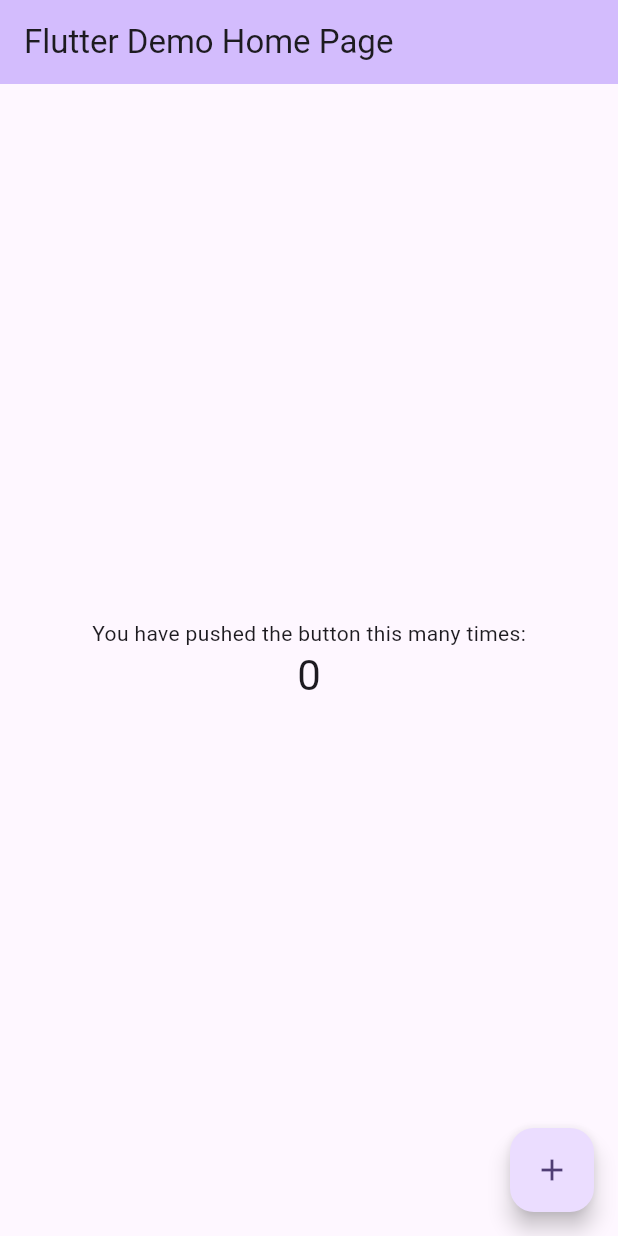
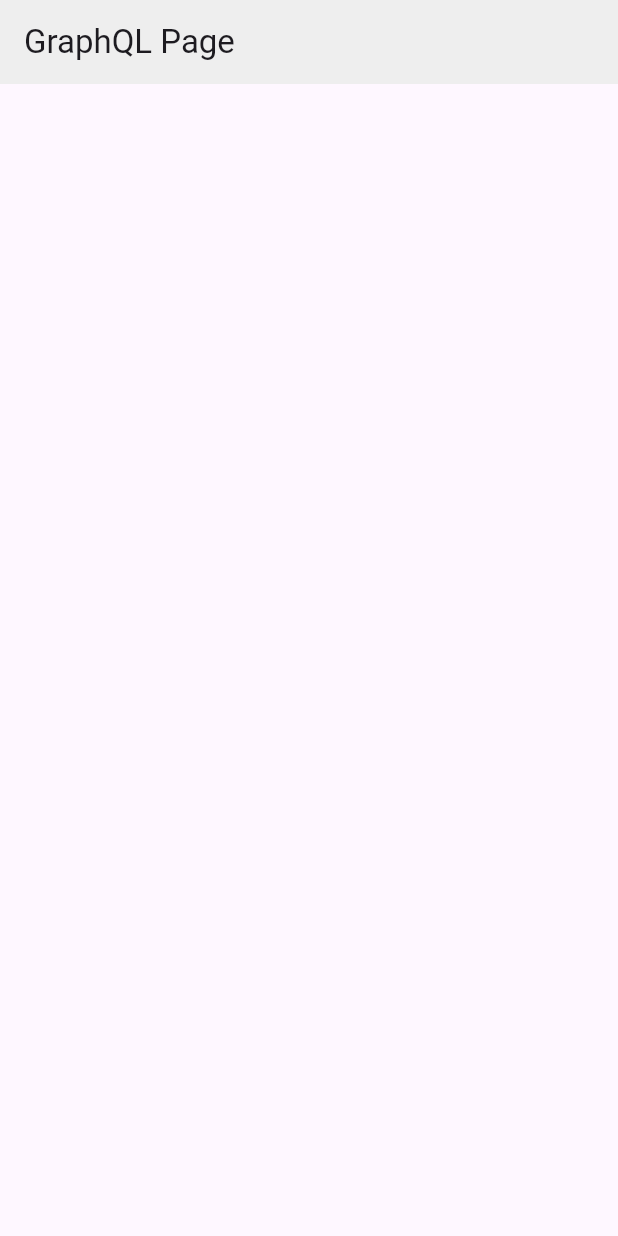
Before and after one commit to mshalaby0001/api_example, a Flutter app: the screen it shows after launch, on a phone screen of 412 x 824 dp. Run offline on Flutter 3.47's test engine with Material 3 defaults, Android fonts, the phone set to English and light mode, and no system bars.

Commit message:
Update main.dart

```diff
--- a/lib/main.dart
+++ b/lib/main.dart
@@ -1,125 +1,123 @@
+import 'dart:io';
+
 import 'package:flutter/material.dart';
+import 'package:web_socket_channel/io.dart';
+import 'package:web_socket_channel/web_socket_channel.dart';
+
+/*
+### Steps to Implement WebSocket in Flutter:
+1. **Import Required Packages**
+   - `dart:io` for WebSocket support.
+   - `package:web_socket_channel/io.dart` and `package:web_socket_channel/web_socket_channel.dart` for WebSocket communication.
+
+2. **Initialize WebSocket Connection**
+   - Use `WebSocketChannel.connect(Uri.parse('wss://ws.postman-echo.com/raw'))` to establish a WebSocket connection.
+
+3. **Create a UI with a Stream Listener**
+   - Use `StreamBuilder` to listen for incoming messages from `_channel.stream`.
+
+4. **Create a Text Input Field**
+   - Use `TextFormField` with a `TextEditingController` to allow user input.
+
+5. **Send Messages Over WebSocket**
+   - Implement `_sendMessage()` that sends the text input via `_channel.sink.add()`.
+
+6. **Close WebSocket Connection**
+   - Override `dispose()` to close `_channel.sink` when the widget is removed.
+
+This ensures real-time communication between the app and the WebSocket server. 🚀
+*/
 
 void main() {
-  runApp(const MyApp());
+  runApp(MyApp());
 }
 
 class MyApp extends StatelessWidget {
   const MyApp({super.key});
 
-  // This widget is the root of your application.
   @override
   Widget build(BuildContext context) {
-    return MaterialApp(
-      title: 'Flutter Demo',
-      theme: ThemeData(
-        // This is the theme of your application.
-        //
-        // TRY THIS: Try running your application with "flutter run". You'll see
-        // the application has a purple toolbar. Then, without quitting the app,
-        // try changing the seedColor in the colorScheme below to Colors.green
-        // and then invoke "hot reload" (save your changes or press the "hot
-        // reload" button in a Flutter-supported IDE, or press "r" if you used
-        // the command line to start the app).
-        //
-        // Notice that the counter didn't reset back to zero; the application
-        // state is not lost during the reload. To reset the state, use hot
-        // restart instead.
-        //
-        // This works for code too, not just values: Most code changes can be
-        // tested with just a hot reload.
-        colorScheme: ColorScheme.fromSeed(seedColor: Colors.deepPurple),
-        useMaterial3: true,
-      ),
-      home: const MyHomePage(title: 'Flutter Demo Home Page'),
+    return const MaterialApp(
+      debugShowCheckedModeBanner: false,
+      home: GraphQLPage(),
     );
   }
 }
 
-class MyHomePage extends StatefulWidget {
-  const MyHomePage({super.key, required this.title});
-
-  // This widget is the home page of your application. It is stateful, meaning
-  // that it has a State object (defined below) that contains fields that affect
-  // how it looks.
-
-  // This class is the configuration for the state. It holds the values (in this
-  // case the title) provided by the parent (in this case the App widget) and
-  // used by the build method of the State. Fields in a Widget subclass are
-  // always marked "final".
-
-  final String title;
+class WebSocketPage extends StatefulWidget {
+  const WebSocketPage({super.key});
 
   @override
-  State<MyHomePage> createState() => _MyHomePageState();
+  State<WebSocketPage> createState() => _WebSocketPageState();
 }
 
-class _MyHomePageState extends State<MyHomePage> {
-  int _counter = 0;
-
-  void _incrementCounter() {
-    setState(() {
-      // This call to setState tells the Flutter framework that something has
-      // changed in this State, which causes it to rerun the build method below
-      // so that the display can reflect the updated values. If we changed
-      // _counter without calling setState(), then the build method would not be
-      // called again, and so nothing would appear to happen.
-      _counter++;
-    });
-  }
-
+class _WebSocketPageState extends State<WebSocketPage> {
+  final _channel =
+      WebSocketChannel.connect(Uri.parse('wss://ws.postman-echo.com/raw'));
+  final _editingController = TextEditingController();
   @override
   Widget build(BuildContext context) {
-    // This method is rerun every time setState is called, for instance as done
-    // by the _incrementCounter method above.
-    //
-    // The Flutter framework has been optimized to make rerunning build methods
-    // fast, so that you can just rebuild anything that needs updating rather
-    // than having to individually change instances of widgets.
     return Scaffold(
       appBar: AppBar(
-        // TRY THIS: Try changing the color here to a specific color (to
-        // Colors.amber, perhaps?) and trigger a hot reload to see the AppBar
-        // change color while the other colors stay the same.
-        backgroundColor: Theme.of(context).colorScheme.inversePrimary,
-        // Here we take the value from the MyHomePage object that was created by
-        // the App.build method, and use it to set our appbar title.
-        title: Text(widget.title),
+        backgroundColor: Colors.grey[200],
+        actions: [],
+        title: Text('WebSocketPage'),
       ),
       body: Center(
-        // Center is a layout widget. It takes a single child and positions it
-        // in the middle of the parent.
         child: Column(
-          // Column is also a layout widget. It takes a list of children and
-          // arranges them vertically. By default, it sizes itself to fit its
-          // children horizontally, and tries to be as tall as its parent.
-          //
-          // Column has various properties to control how it sizes itself and
-          // how it positions its children. Here we use mainAxisAlignment to
-          // center the children vertically; the main axis here is the vertical
-          // axis because Columns are vertical (the cross axis would be
-          // horizontal).
-          //
-          // TRY THIS: Invoke "debug painting" (choose the "Toggle Debug Paint"
-          // action in the IDE, or press "p" in the console), to see the
-          // wireframe for each widget.
-          mainAxisAlignment: MainAxisAlignment.center,
-          children: <Widget>[
-            const Text(
-              'You have pushed the button this many times:',
+          children: [
+            StreamBuilder(
+              stream: _channel.stream,
+              builder: (context, snapshot) {
+                if (snapshot.hasData) {
+                  return Text('Received: ${snapshot.data}');
+                }
+                return Text('Waiting for messages...');
+              },
             ),
-            Text(
-              '$_counter',
-              style: Theme.of(context).textTheme.headlineMedium,
-            ),
+            Form(
+              child: TextFormField(
+                decoration: InputDecoration(labelText: 'send message'),
+                controller: _editingController,
+              ),
+            )
           ],
         ),
       ),
       floatingActionButton: FloatingActionButton(
-        onPressed: _incrementCounter,
-        tooltip: 'Increment',
-        child: const Icon(Icons.add),
-      ), // This trailing comma makes auto-formatting nicer for build methods.
+          onPressed: _sendMessage, child: Icon(Icons.send)),
+    );
+  }
+
+  void _sendMessage() {
+    if (_editingController.text.isNotEmpty) {
+      _channel.sink.add(_editingController.text);
+    }
+  }
+
+  @override
+  void dispose() {
+    _channel.sink.close();
+    super.dispose();
+  }
+}
+
+
+class GraphQLPage extends StatefulWidget {
+  const GraphQLPage({super.key});
+
+  @override
+  State<GraphQLPage> createState() => _GraphQLPageState();
+}
+
+class _GraphQLPageState extends State<GraphQLPage> {
+  @override
+  Widget build(BuildContext context) {
+    return Scaffold(
+      appBar: AppBar(
+        title: Text('GraphQL Page'),
+        backgroundColor: Colors.grey[200],
+      ),
     );
   }
 }
```
